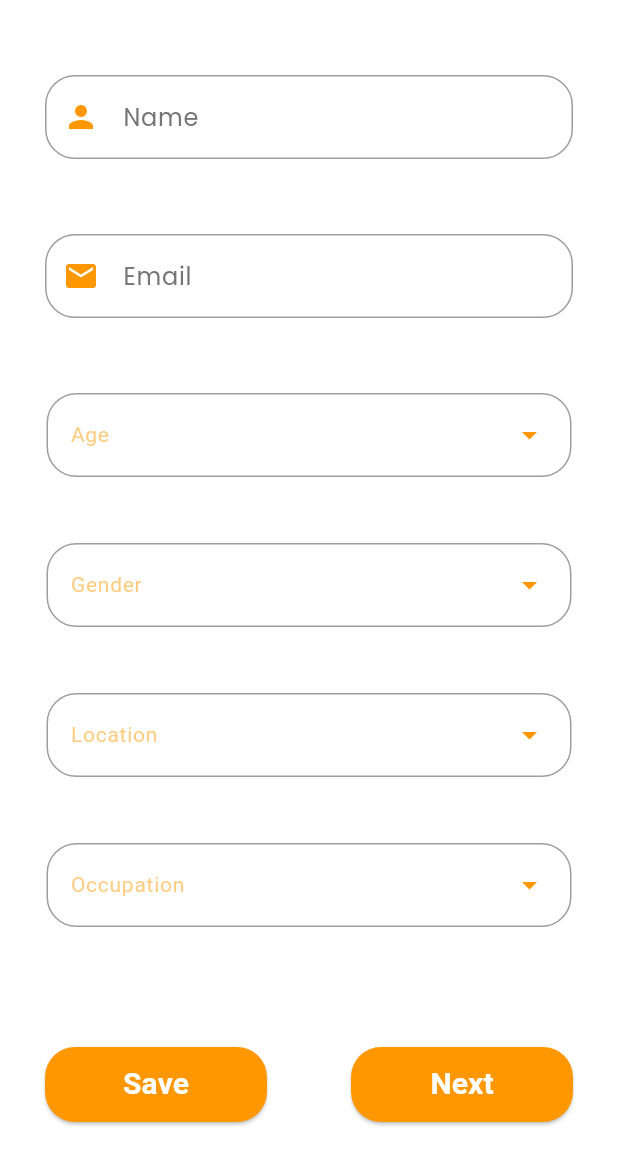
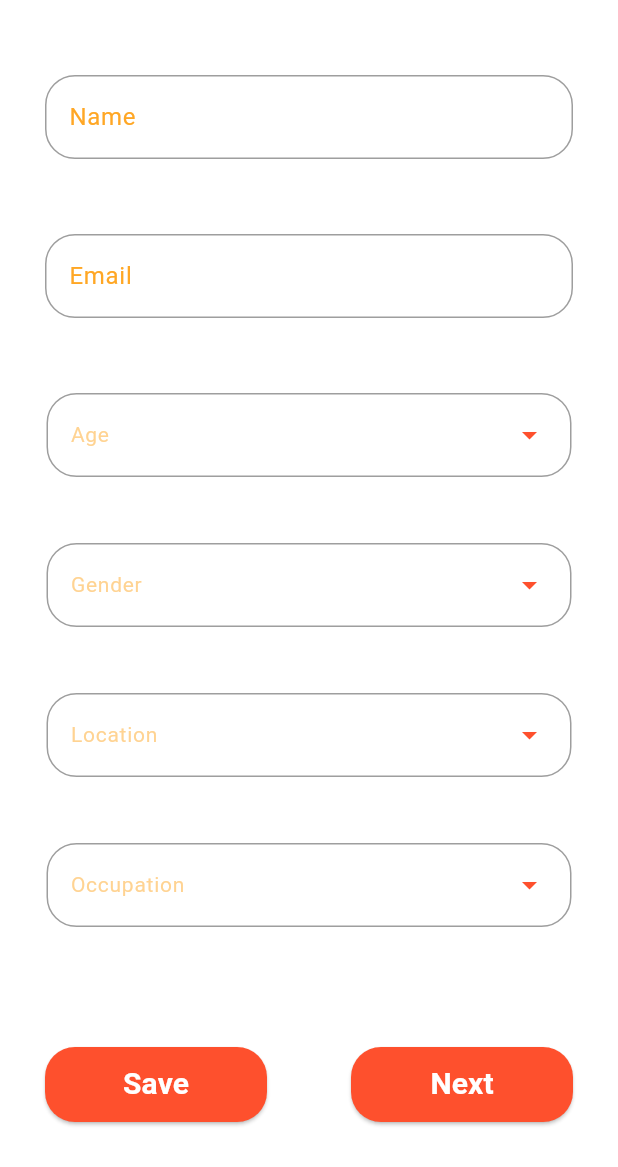
Before and after one commit to Karthik1772/Form_app, a Flutter app: the screen it shows after launch, on a phone screen of 412 x 824 dp, the part 69-1236 px from its top. Run offline on Flutter 3.47's test engine with Material 3 defaults, Android fonts, the light colour scheme and no system bars; our stand-ins replace google_fonts.

Commit message:
fixing ui

```diff
--- a/lib/core/common/custom_drop.dart
+++ b/lib/core/common/custom_drop.dart
@@ -19,7 +19,7 @@ class CustomDropDown extends StatefulWidget {
     super.key,
     required this.list,
     required this.dropDownController,
-    this.textColor = AppColors.orange,
+    this.textColor = AppColors.Lightorange,
     this.fontSize = 14,
     this.textStyle = const TextStyle(),
     this.dropdownWidth = 350,
--- a/lib/core/common/custom_textfield.dart
+++ b/lib/core/common/custom_textfield.dart
@@ -5,14 +5,12 @@ class CustomTextField extends StatefulWidget {
   final TextEditingController controller;
   final String hint;
   final bool isObscure;
-  final IconData prefixIcon;
   final bool isPasswordField;
   const CustomTextField({
     super.key,
     required this.controller,
     required this.hint,
     this.isObscure = false,
-    required this.prefixIcon,
     this.isPasswordField = false,
   });
 
@@ -39,19 +37,8 @@ class _CustomTextFieldState extends State<CustomTextField> {
         cursorHeight: 18,
         obscureText: isObscure,
         decoration: InputDecoration(
-          prefixIcon: Icon(widget.prefixIcon),
+          hintStyle: TextStyle(color: AppColors.Lightorange),
           hintText: widget.hint,
-          suffixIcon:
-              widget.isPasswordField
-                  ? IconButton(
-                    onPressed: () {
-                      setState(() {
-                        isObscure = !isObscure;
-                      });
-                    },
-                    icon: Icon(Icons.remove_red_eye_rounded),
-                  )
-                  : null,
         ),
       ),
     );
--- a/lib/core/themes/app_colors.dart
+++ b/lib/core/themes/app_colors.dart
@@ -1,7 +1,8 @@
 import 'package:flutter/material.dart';
 
 class AppColors {
-  static const Color orange = Colors.orange;
+  static const Color Lightorange = Color(0xFFFFA725);
+  static const Color orange = Color(0xFFFE502D);
   static const Color white = Colors.white;
   static const Color black = Colors.black;
   static final Color darkGrey = Colors.grey.shade600;
--- a/lib/features/Demographic_Information/Demographic.dart
+++ b/lib/features/Demographic_Information/Demographic.dart
@@ -1,6 +1,7 @@
 import 'package:demo/core/common/custom_buttons.dart';
 import 'package:demo/core/common/custom_drop.dart';
 import 'package:demo/core/common/custom_textfield.dart';
+import 'package:demo/core/themes/app_colors.dart';
 import 'package:flutter/material.dart';
 import 'package:google_fonts/google_fonts.dart';
 
@@ -32,7 +33,7 @@ class _DemographicState extends State<Demographic> {
                 child: Text(
                   "Demographic Details",
                   style: GoogleFonts.varelaRound(
-                    color: Colors.black,
+                    color: AppColors.black,
                     fontSize: 25,
                     fontWeight: FontWeight.bold,
                   ),
@@ -44,17 +45,9 @@ class _DemographicState extends State<Demographic> {
                   child: Column(
                     mainAxisAlignment: MainAxisAlignment.spaceEvenly,
                     children: [
-                      CustomTextField(
-                        controller: _name,
-                        hint: "Name",
-                        prefixIcon: Icons.person,
-                      ),
+                      CustomTextField(controller: _name, hint: "Name"),
                       const SizedBox(height: 50),
-                      CustomTextField(
-                        controller: _email,
-                        hint: "Email",
-                        prefixIcon: Icons.email,
-                      ),
+                      CustomTextField(controller: _email, hint: "Email"),
                       const SizedBox(height: 50),
                       CustomDropDown(
                         list: [
--- a/lib/features/Energy_Consumption/energy.dart
+++ b/lib/features/Energy_Consumption/energy.dart
@@ -1,5 +1,6 @@
 import 'package:demo/core/common/custom_buttons.dart';
 import 'package:demo/core/common/custom_drop.dart';
+import 'package:demo/core/themes/app_colors.dart';
 import 'package:flutter/material.dart';
 import 'package:google_fonts/google_fonts.dart';
 
@@ -28,7 +29,7 @@ class _Energy extends State<Energy> {
                 child: Text(
                   "Energy Consumption",
                   style: GoogleFonts.varelaRound(
-                    color: Colors.black,
+                    color: AppColors.black,
                     fontSize: 25,
                     fontWeight: FontWeight.bold,
                   ),
--- a/lib/features/Environmentally Awareness/Environment.dart
+++ b/lib/features/Environmentally Awareness/Environment.dart
@@ -1,5 +1,6 @@
 import 'package:demo/core/common/custom_buttons.dart';
 import 'package:demo/core/common/custom_drop.dart';
+import 'package:demo/core/themes/app_colors.dart';
 import 'package:flutter/material.dart';
 import 'package:google_fonts/google_fonts.dart';
 
@@ -28,7 +29,7 @@ class _Environment extends State<Environment> {
                 child: Text(
                   "Environmentally Awareness",
                   style: GoogleFonts.varelaRound(
-                    color: Colors.black,
+                    color: AppColors.black,
                     fontSize: 25,
                     fontWeight: FontWeight.bold,
                   ),
--- a/lib/features/Food_Consumption/Food.dart
+++ b/lib/features/Food_Consumption/Food.dart
@@ -1,5 +1,6 @@
 import 'package:demo/core/common/custom_buttons.dart';
 import 'package:demo/core/common/custom_drop.dart';
+import 'package:demo/core/themes/app_colors.dart';
 import 'package:flutter/material.dart';
 import 'package:google_fonts/google_fonts.dart';
 
@@ -35,7 +36,7 @@ class _Food extends State<Food> {
                 child: Text(
                   "Food Consumption",
                   style: GoogleFonts.varelaRound(
-                    color: Colors.black,
+                    color: AppColors.black,
                     fontSize: 25,
                     fontWeight: FontWeight.bold,
                   ),
--- a/lib/features/Miscellaneous_details/Miscellaneous.dart
+++ b/lib/features/Miscellaneous_details/Miscellaneous.dart
@@ -1,5 +1,6 @@
 import 'package:demo/core/common/custom_buttons.dart';
 import 'package:demo/core/common/custom_drop.dart';
+import 'package:demo/core/themes/app_colors.dart';
 import 'package:flutter/material.dart';
 import 'package:google_fonts/google_fonts.dart';
 
@@ -27,7 +28,7 @@ class _Miscellaneous extends State<Miscellaneous> {
                 child: Text(
                   "Miscellaneous details",
                   style: GoogleFonts.varelaRound(
-                    color: Colors.black,
+                    color: AppColors.black,
                     fontSize: 25,
                     fontWeight: FontWeight.bold,
                   ),
--- a/lib/features/Occupation_details/Occupation.dart
+++ b/lib/features/Occupation_details/Occupation.dart
@@ -1,5 +1,6 @@
 import 'package:demo/core/common/custom_buttons.dart';
 import 'package:demo/core/common/custom_drop.dart';
+import 'package:demo/core/themes/app_colors.dart';
 import 'package:flutter/material.dart';
 import 'package:google_fonts/google_fonts.dart';
 
@@ -30,7 +31,7 @@ class _Occupation extends State<Occupation> {
                 child: Text(
                   "Occupation Details",
                   style: GoogleFonts.varelaRound(
-                    color: Colors.black,
+                    color: AppColors.black,
                     fontSize: 25,
                     fontWeight: FontWeight.bold,
                   ),
--- a/lib/features/transpotation_details/transportation.dart
+++ b/lib/features/transpotation_details/transportation.dart
@@ -1,5 +1,6 @@
 import 'package:demo/core/common/custom_buttons.dart';
 import 'package:demo/core/common/custom_drop.dart';
+import 'package:demo/core/themes/app_colors.dart';
 import 'package:flutter/material.dart';
 import 'package:google_fonts/google_fonts.dart';
 
@@ -31,7 +32,7 @@ class _TransportationState extends State<Transportation> {
                 child: Text(
                   "Transportation Details",
                   style: GoogleFonts.varelaRound(
-                    color: Colors.black,
+                    color: AppColors.black,
                     fontSize: 25,
                     fontWeight: FontWeight.bold,
                   ),
--- a/lib/features/waste_managment/waste.dart
+++ b/lib/features/waste_managment/waste.dart
@@ -1,5 +1,6 @@
 import 'package:demo/core/common/custom_buttons.dart';
 import 'package:demo/core/common/custom_drop.dart';
+import 'package:demo/core/themes/app_colors.dart';
 import 'package:flutter/material.dart';
 import 'package:google_fonts/google_fonts.dart';
 
@@ -27,7 +28,7 @@ class _Waste extends State<Waste> {
                 child: Text(
                   "Waste Management",
                   style: GoogleFonts.varelaRound(
-                    color: Colors.black,
+                    color: AppColors.black,
                     fontSize: 25,
                     fontWeight: FontWeight.bold,
                   ),
```
